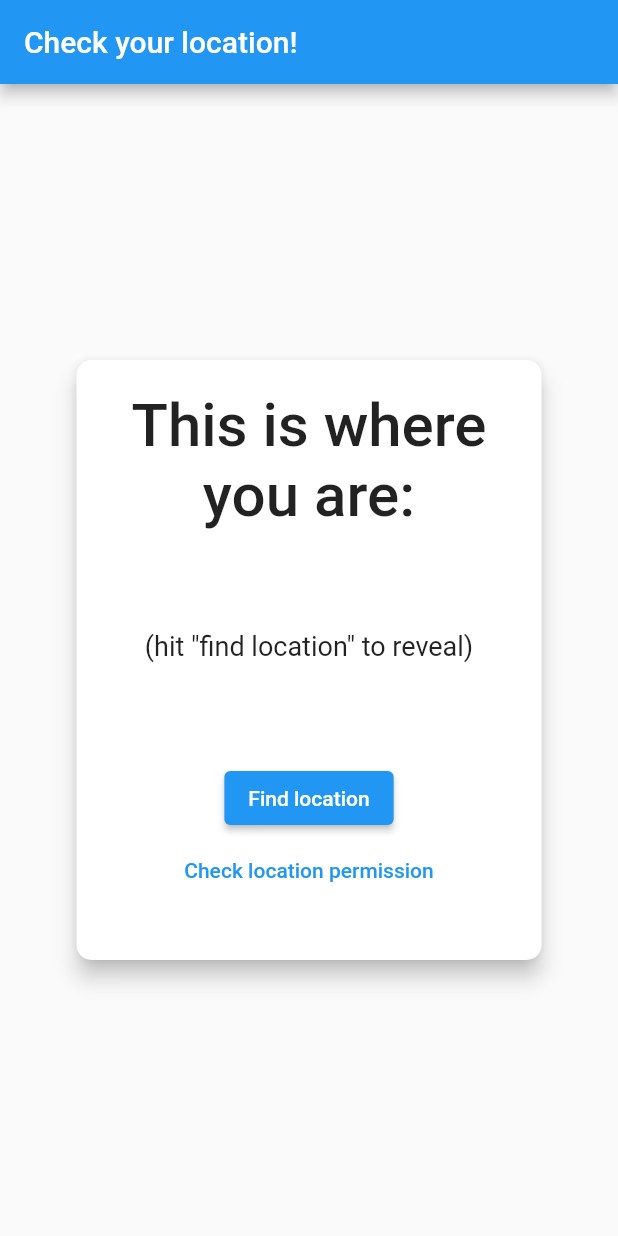
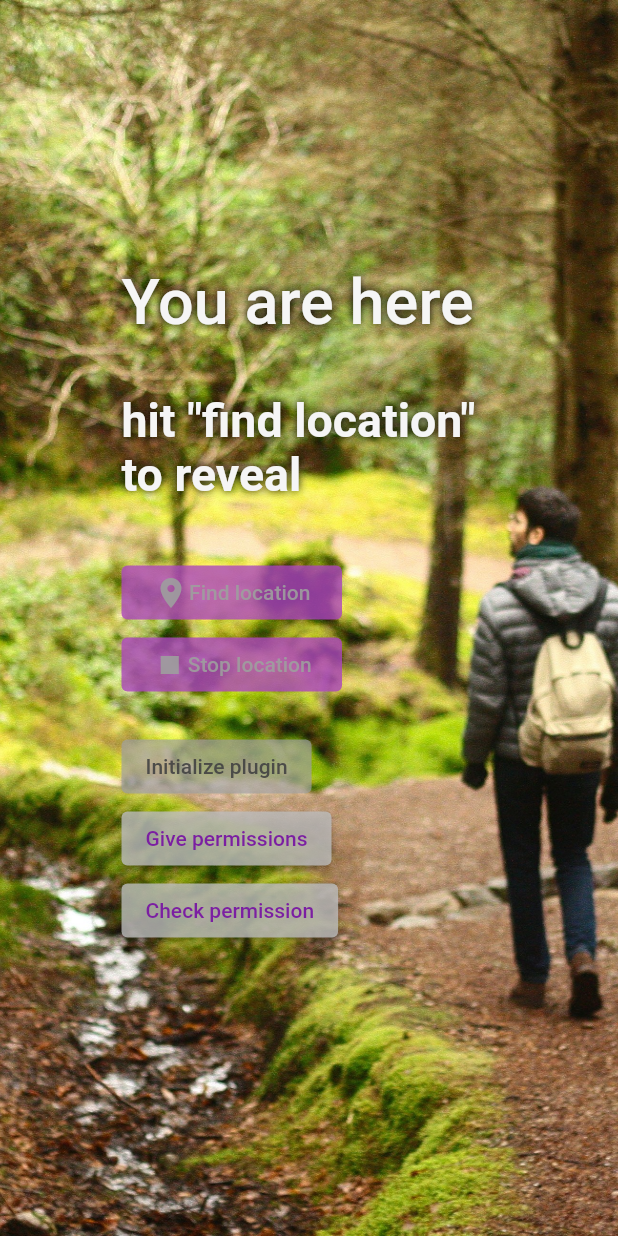
Before and after one commit to juanpablo-pereira/another_location_plugin, a Flutter app: the screen it shows after launch, on a phone screen of 412 x 824 dp. Run offline on Flutter 3.47's test engine with Material 2 defaults, Android fonts, the phone set to English and light mode, and no system bars.

Commit message:
Receive and stop display of location

```diff
--- a/example/lib/main.dart
+++ b/example/lib/main.dart
@@ -5,7 +5,7 @@ import 'package:flutter/services.dart';
 import 'package:another_location_plugin/another_location_plugin.dart';
 
 import 'utils/strings.dart';
-import 'widgets/location_card.dart';
+import 'widgets/location_page.dart';
 
 void main() {
   runApp(MyApp());
@@ -47,14 +47,7 @@ class _MyAppState extends State<MyApp> {
     return MaterialApp(
       debugShowCheckedModeBanner: false,
       home: Scaffold(
-        appBar: AppBar(
-          title: const Text(
-            Strings.locationTitle,
-          ),
-        ),
-        body: Center(
-          child: LocationCard(),
-        ),
+        body: LocationPage(),
       ),
     );
   }
--- a/example/lib/utils/dimensions.dart
+++ b/example/lib/utils/dimensions.dart
@@ -2,6 +2,13 @@ abstract class Dimensions {
   static const double locationCardElevation = 6.0;
   static const double locationCardBorderRadius = 10.0;
   static const double locationCardContentWidth = 310.0;
-  static const double locationCardContentHeight = 400.0;
-  static const double locationCardContentPadding = 20.0;
+  static const double locationCardContentHeight = 530.0;
+  static const double locationCardContentPadding = 30.0;
+  static const double locationCardHintMargin = 20.0;
+  static const double locationCardHintContainerSize = 250.0;
+  static const double locationCardButtonsMargin = 20.0;
+  static const double locationCardFindButtonWidth = 115.0;
+  static const double locationCardCheckMessageHeight = 25.0;
+  static const double locationCardCheckMessageWidth = 150.0;
+  static const double locationCardCheckMessageLineHeight = 1.5;
 }
--- a/example/lib/utils/strings.dart
+++ b/example/lib/utils/strings.dart
@@ -1,12 +1,17 @@
 abstract class Strings {
+  static const String backgroundImageUrl =
+      'assets/traveller-forest-bg-portrait.jpg';
   static const String initialPlatformVersion = 'Unknown';
   static const String platformVersionObtained = 'Unknown platform version';
   static const String platformVersionException =
       'Failed to get platform version.';
   static const String locationTitle = 'Check your location!';
-  static const String locationCardTitle = 'This is where you are:';
-  static const String locationCardHint = '(hit "find location" to reveal)';
+  static const String locationCardTitle = 'You are here';
+  static const String locationCardHint = 'hit "find location" to reveal';
+  static const String locationCardInitializeButtonText = 'Initialize plugin';
+  static const String locationCardPermissionsButtonText = 'Give permissions';
   static const String locationCardFindButtonText = 'Find location';
-  static const String locationCardCheckButtonText = 'Check location permission';
+  static const String locationCardCheckButtonText = 'Check permission';
+  static const String locationCardStopButtonText = 'Stop location';
   static const String locationEmptyText = '';
 }
--- a/example/lib/utils/styles.dart
+++ b/example/lib/utils/styles.dart
@@ -1,4 +1,88 @@
+import 'package:flutter/material.dart';
+
 abstract class Styles {
-  static const double locationCardTitleFontSize = 40.0;
-  static const double locationCardHintFontSize = 18.0;
+  static const double locationCardTitleFontSize = 42.0;
+  static const double locationCardTextShadowBlur = 7.0;
+  static const double locationCardHintFontSize = 31.0;
+  static const double colorOpacity500 = 0.5;
+  static const double colorOpacity600 = 0.6;
+  static const double colorOpacity700 = 0.7;
+  static const double colorOpacity800 = 0.8;
+  static const double colorOpacity900 = 0.9;
 }
+
+final titleStyle = TextStyle(
+  fontSize: Styles.locationCardTitleFontSize,
+  fontWeight: FontWeight.w500,
+  color: Colors.grey.shade100,
+  shadows: [
+    Shadow(
+      color: Colors.black,
+      blurRadius: Styles.locationCardTextShadowBlur,
+    ),
+  ],
+);
+
+final subtitleStyle = TextStyle(
+  fontSize: Styles.locationCardHintFontSize,
+  fontWeight: FontWeight.w700,
+  color: Colors.grey.shade100,
+  shadows: [
+    Shadow(
+      color: Colors.black,
+      blurRadius: Styles.locationCardTextShadowBlur,
+    ),
+  ],
+);
+
+final mainButtonStyle = ButtonStyle(
+  backgroundColor: MaterialStateProperty.resolveWith(
+    (states) {
+      if (states.contains(
+        MaterialState.disabled,
+      ))
+        return Colors.purple.shade400.withOpacity(
+          Styles.colorOpacity800,
+        );
+      return Colors.purple.shade500;
+    },
+  ),
+  foregroundColor: MaterialStateProperty.resolveWith(
+    (states) {
+      if (states.contains(
+        MaterialState.disabled,
+      ))
+        return Colors.grey.shade500.withOpacity(
+          Styles.colorOpacity900,
+        );
+      return Colors.grey.shade200;
+    },
+  ),
+);
+
+final secondaryButtonStyle = ButtonStyle(
+  backgroundColor: MaterialStateProperty.resolveWith(
+    (states) {
+      if (states.contains(
+        MaterialState.disabled,
+      ))
+        return Colors.grey.shade500.withOpacity(
+          Styles.colorOpacity700,
+        );
+      return Colors.grey.shade400.withOpacity(
+        Styles.colorOpacity800,
+      );
+    },
+  ),
+  foregroundColor: MaterialStateProperty.resolveWith(
+    (states) {
+      if (states.contains(
+        MaterialState.disabled,
+      ))
+        return Colors.grey.shade800.withOpacity(
+          Styles.colorOpacity900,
+        );
+      return Colors.purple.shade700;
+    },
+  ),
+);
--- /dev/null
+++ b/example/lib/widgets/button.dart
@@ -0,0 +1,49 @@
+import 'package:flutter/material.dart';
+
+import '../utils/dimensions.dart';
+
+class Button extends StatelessWidget {
+  const Button({
+    Key? key,
+    required this.onPressedFunction,
+    required this.enabled,
+    required this.text,
+    required this.style,
+    this.icon,
+  }) : super(key: key);
+  final void Function() onPressedFunction;
+  final bool enabled;
+  final String text;
+  final ButtonStyle style;
+  final IconData? icon;
+
+  @override
+  Widget build(BuildContext context) {
+    return icon == null
+        ? ElevatedButton(
+            style: style,
+            onPressed: enabled ? onPressedFunction : null,
+            child: Text(
+              text,
+            ),
+          )
+        : ElevatedButton(
+            style: style,
+            onPressed: enabled ? onPressedFunction : null,
+            child: SizedBox(
+              width: Dimensions.locationCardFindButtonWidth,
+              child: Row(
+                mainAxisAlignment: MainAxisAlignment.center,
+                children: [
+                  Icon(
+                    icon,
+                  ),
+                  Text(
+                    text,
+                  ),
+                ],
+              ),
+            ),
+          );
+  }
+}
--- a/example/lib/widgets/location_card.dart
+++ /dev/null
@@ -1,92 +0,0 @@
-import 'package:flutter/material.dart';
-
-import 'package:another_location_plugin/another_location_plugin.dart';
-import '../utils/strings.dart';
-import '../utils/dimensions.dart';
-import '../utils/styles.dart';
-
-class LocationCard extends StatefulWidget {
-  const LocationCard({
-    Key? key,
-  }) : super(key: key);
-
-  @override
-  _LocationCardState createState() => _LocationCardState();
-}
-
-class _LocationCardState extends State<LocationCard> {
-  @override
-  Widget build(BuildContext context) {
-    return Card(
-      elevation: Dimensions.locationCardElevation,
-      shape: RoundedRectangleBorder(
-        borderRadius: BorderRadius.all(
-          Radius.circular(
-            Dimensions.locationCardBorderRadius,
-          ),
-        ),
-      ),
-      child: SizedBox(
-        width: Dimensions.locationCardContentWidth,
-        height: Dimensions.locationCardContentHeight,
-        child: Padding(
-          padding: const EdgeInsets.all(
-            Dimensions.locationCardContentPadding,
-          ),
-          child: Column(
-            mainAxisAlignment: MainAxisAlignment.spaceBetween,
-            children: [
-              Text(
-                Strings.locationCardTitle,
-                style: TextStyle(
-                  fontSize: Styles.locationCardTitleFontSize,
-                  fontWeight: FontWeight.w500,
-                ),
-                textAlign: TextAlign.center,
-              ),
-              Text(
-                Strings.locationCardHint,
-                style: TextStyle(
-                  fontSize: Styles.locationCardHintFontSize,
-                ),
-              ),
-              Column(
-                children: [
-                  ElevatedButton(
-                    onPressed: () {
-                      AnotherLocationPlugin.requestPermissions;
-                    },
-                    child: Text(
-                      Strings.locationCardFindButtonText,
-                    ),
-                  ),
-                  TextButton(
-                    onPressed: () {
-                      AnotherLocationPlugin.checkPermissions;
-                    },
-                    child: Text(
-                      Strings.locationCardCheckButtonText,
-                    ),
-                  ),
-                  StreamBuilder(
-                    stream: AnotherLocationPlugin.permissionStream,
-                    builder: (context, snapshot) {
-                      if (snapshot.hasData) {
-                        return Text(
-                          '${snapshot.data}',
-                        );
-                      }
-                      return Text(
-                        Strings.locationEmptyText,
-                      );
-                    },
-                  )
-                ],
-              ),
-            ],
-          ),
-        ),
-      ),
-    );
-  }
-}
--- /dev/null
+++ b/example/lib/widgets/location_page.dart
@@ -0,0 +1,166 @@
+import 'package:flutter/material.dart';
+
+import 'package:another_location_plugin/another_location_plugin.dart';
+import '../utils/strings.dart';
+import '../utils/dimensions.dart';
+import '../utils/styles.dart';
+import 'button.dart';
+
+class LocationPage extends StatefulWidget {
+  const LocationPage({
+    Key? key,
+  }) : super(key: key);
+
+  @override
+  _LocationCardState createState() => _LocationCardState();
+}
+
+class _LocationCardState extends State<LocationPage> {
+  late bool _hasPermissions;
+  late bool _isInitialized;
+
+  @override
+  void initState() {
+    super.initState();
+    _hasPermissions = false;
+    _isInitialized = false;
+  }
+
+  @override
+  Widget build(BuildContext context) {
+    return Container(
+      decoration: BoxDecoration(
+        image: DecorationImage(
+          image: AssetImage(
+            Strings.backgroundImageUrl,
+          ),
+          fit: BoxFit.cover,
+        ),
+      ),
+      child: Center(
+        child: SizedBox(
+          width: Dimensions.locationCardContentWidth,
+          height: Dimensions.locationCardContentHeight,
+          child: Padding(
+            padding: const EdgeInsets.all(
+              Dimensions.locationCardContentPadding,
+            ),
+            child: Column(
+              mainAxisAlignment: MainAxisAlignment.spaceBetween,
+              crossAxisAlignment: CrossAxisAlignment.start,
+              children: [
+                Text(
+                  Strings.locationCardTitle,
+                  style: titleStyle,
+                  textAlign: TextAlign.left,
+                ),
+                StreamBuilder(
+                  stream: AnotherLocationPlugin.locationStream,
+                  initialData: Strings.locationCardHint,
+                  builder: (context, snapshot) {
+                    return snapshot.hasData
+                        ? Container(
+                            alignment: Alignment.centerLeft,
+                            width: Dimensions.locationCardHintContainerSize,
+                            child: Text(
+                              '${snapshot.data}',
+                              style: subtitleStyle,
+                            ),
+                          )
+                        : Text(
+                            Strings.locationEmptyText,
+                          );
+                  },
+                ),
+                Row(
+                  children: [
+                    Column(
+                      crossAxisAlignment: CrossAxisAlignment.start,
+                      children: [
+                        Button(
+                          onPressedFunction: () =>
+                              AnotherLocationPlugin.lastCoordinates,
+                          enabled: _isInitialized,
+                          icon: Icons.location_on,
+                          text: Strings.locationCardFindButtonText,
+                          style: mainButtonStyle,
+                        ),
+                        Button(
+                          onPressedFunction: () =>
+                              AnotherLocationPlugin.stopPlugin,
+                          enabled: _isInitialized,
+                          icon: Icons.stop,
+                          text: Strings.locationCardStopButtonText,
+                          style: mainButtonStyle,
+                        ),
+                        const SizedBox(
+                          height: Dimensions.locationCardButtonsMargin,
+                        ),
+                        Button(
+                          enabled: _hasPermissions,
+                          onPressedFunction: () {
+                            setState(() {
+                              _isInitialized = true;
+                            });
+                            AnotherLocationPlugin.initializePlugin;
+                          },
+                          text: Strings.locationCardInitializeButtonText,
+                          style: secondaryButtonStyle,
+                        ),
+                        Button(
+                          enabled: true,
+                          onPressedFunction: () {
+                            setState(() {
+                              _hasPermissions = true;
+                            });
+                            AnotherLocationPlugin.requestPermissions;
+                          },
+                          text: Strings.locationCardPermissionsButtonText,
+                          style: secondaryButtonStyle,
+                        ),
+                        Button(
+                          enabled: true,
+                          onPressedFunction: () =>
+                              AnotherLocationPlugin.checkPermissions,
+                          text: Strings.locationCardCheckButtonText,
+                          style: secondaryButtonStyle,
+                        ),
+                        StreamBuilder(
+                          stream: AnotherLocationPlugin.permissionStream,
+                          builder: (context, snapshot) {
+                            return snapshot.hasData
+                                ? Container(
+                                    height: Dimensions
+                                        .locationCardCheckMessageHeight,
+                                    width: Dimensions
+                                        .locationCardCheckMessageWidth,
+                                    color: Colors.grey.shade900.withOpacity(
+                                      Styles.colorOpacity800,
+                                    ),
+                                    child: Text(
+                                      '${snapshot.data}',
+                                      style: TextStyle(
+                                        color: Colors.grey.shade400,
+                                        height: Dimensions
+                                            .locationCardCheckMessageLineHeight,
+                                      ),
+                                      textAlign: TextAlign.center,
+                                    ),
+                                  )
+                                : Text(
+                                    Strings.locationEmptyText,
+                                  );
+                          },
+                        )
+                      ],
+                    ),
+                  ],
+                ),
+              ],
+            ),
+          ),
+        ),
+      ),
+    );
+  }
+}
--- a/example/pubspec.yaml
+++ b/example/pubspec.yaml
@@ -40,7 +40,8 @@ flutter:
   uses-material-design: true
 
   # To add assets to your application, add an assets section, like this:
-  # assets:
+  assets:
+    - assets/
   #   - images/a_dot_burr.jpeg
   #   - images/a_dot_ham.jpeg
 
--- a/lib/another_location_plugin.dart
+++ b/lib/another_location_plugin.dart
@@ -6,10 +6,16 @@ import 'package:flutter/services.dart';
 class AnotherLocationPlugin {
   static const MethodChannel _channel =
       const MethodChannel(Strings.pluginChannelName);
+
   static const EventChannel _permissionEventChannel =
       EventChannel(Strings.permissionChannelName);
   static Stream<dynamic> permissionStream =
       _permissionEventChannel.receiveBroadcastStream();
+
+  static const EventChannel _locationEventChannel =
+      EventChannel(Strings.locationChannelName);
+  static Stream<dynamic> locationStream =
+      _locationEventChannel.receiveBroadcastStream();
 
   static Future<String?> get platformVersion async {
     final String? version = await _channel.invokeMethod(
@@ -39,11 +45,11 @@ class AnotherLocationPlugin {
     return;
   }
 
-  static Future<Map<dynamic, dynamic>> get lastCoordinates async {
-    final Map<dynamic, dynamic> coordinates = await _channel.invokeMethod(
+  static Future<void> get lastCoordinates async {
+    await _channel.invokeMethod(
       Strings.getLastLocationMethod,
     );
-    return coordinates;
+    return;
   }
 
   static Future<bool> get stopPlugin async {
--- a/lib/utils/strings.dart
+++ b/lib/utils/strings.dart
@@ -1,6 +1,7 @@
 abstract class Strings {
   static const String pluginChannelName = 'another_location_plugin';
   static const String permissionChannelName = 'permission_event_channel';
+  static const String locationChannelName = 'location_event_channel';
   static const String platformVersionMethod = 'getPlatformVersion';
   static const String initializePluginMethod = 'initializePlugin';
   static const String checkPermissionsMethod = 'checkPermissions';
```
Also changed, not shown: example/assets/traveller-forest-bg-portrait.jpg (added), 97 other files.
